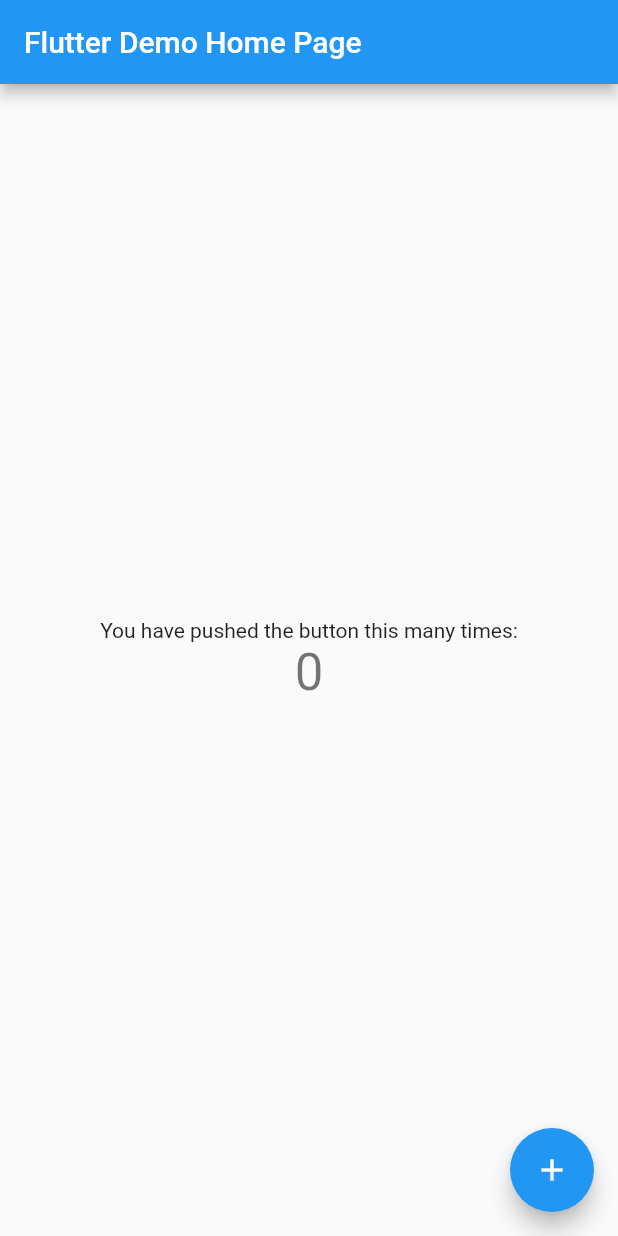
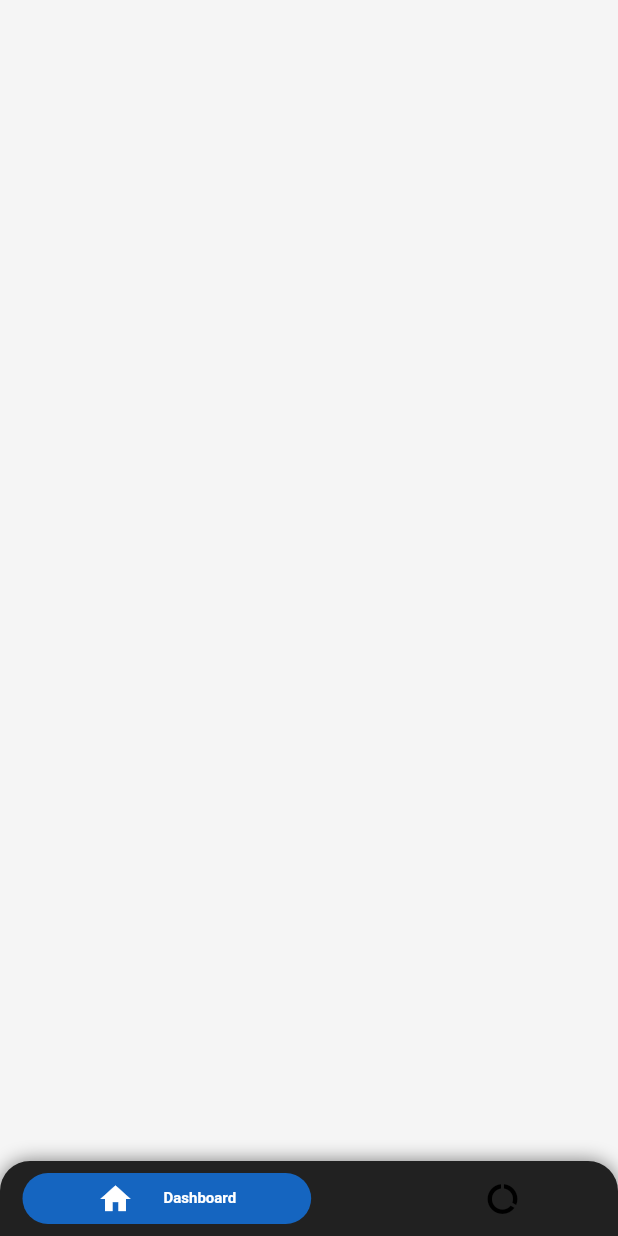
Before and after one commit to shanix13/geofence_test, a Flutter app: the screen it shows after launch, on a phone screen of 412 x 824 dp. Run offline on Flutter 3.47's test engine with Material 2 defaults, Android fonts, the phone set to English and light mode, and no system bars; drawn by our look-alikes of google_nav_bar.

Commit message:
Added menu and views

```diff
--- /dev/null
+++ b/lib/Helper/Config.dart
@@ -0,0 +1,4 @@
+class Config {
+  static int currentIndex = 0;
+  static int selectedIndex = 0;
+}
--- /dev/null
+++ b/lib/View/LogView.dart
@@ -0,0 +1,13 @@
+import 'package:flutter/material.dart';
+
+class LogView extends StatefulWidget {
+  @override
+  _LogViewState createState() => _LogViewState();
+}
+
+class _LogViewState extends State<LogView> {
+  @override
+  Widget build(BuildContext context) {
+    return Container();
+  }
+}
--- /dev/null
+++ b/lib/View/MainView.dart
@@ -0,0 +1,13 @@
+import 'package:flutter/material.dart';
+
+class MainView extends StatefulWidget {
+  @override
+  _MainViewState createState() => _MainViewState();
+}
+
+class _MainViewState extends State<MainView> {
+  @override
+  Widget build(BuildContext context) {
+    return Container();
+  }
+}
--- /dev/null
+++ b/lib/View/RootView.dart
@@ -0,0 +1,63 @@
+import 'package:geofence_test/Helper/Config.dart' as cfg;
+import 'package:flutter/material.dart';
+import 'package:geofence_test/View/LogView.dart';
+import 'package:geofence_test/View/MainView.dart';
+import 'package:geofence_test/WidgetX/MenuWidget.dart';
+
+class RootView extends StatefulWidget {
+  @override
+  _RootViewState createState() => _RootViewState();
+}
+
+class _RootViewState extends State<RootView> with WidgetsBindingObserver {
+  static dynamic pages = [];
+
+  @override
+  void initState() {
+    super.initState();
+    WidgetsBinding.instance.addObserver(this);
+    pages = [
+      MainView(),
+      LogView(),
+    ];
+  }
+
+  Future<bool> _onWillPop() {
+    return showDialog(
+          context: context,
+          builder: (context) => new AlertDialog(
+            title: new Text('Are you sure?'),
+            content: new Text('Do you want to exit an App'),
+            actions: <Widget>[
+              new FlatButton(
+                onPressed: () => Navigator.of(context).pop(false),
+                child: new Text('No'),
+              ),
+              new FlatButton(
+                onPressed: () => Navigator.of(context).pop(true),
+                child: new Text('Yes'),
+              ),
+            ],
+          ),
+        ) ??
+        false;
+  }
+
+  @override
+  Widget build(BuildContext context) {
+    return new WillPopScope(
+        onWillPop: _onWillPop,
+        child: Scaffold(
+            backgroundColor: Colors.grey[100],
+            body: pages[cfg.Config.selectedIndex],
+            bottomNavigationBar: MenuWidget(updateBody)));
+  }
+
+  @override
+  void didChangeAppLifecycleState(AppLifecycleState state) {}
+
+  void updateBody(int index) {
+    cfg.Config.selectedIndex = index;
+    setState(() {});
+  }
+}
--- /dev/null
+++ b/lib/WidgetX/MenuWidget.dart
@@ -0,0 +1,61 @@
+import 'package:flutter/material.dart';
+import 'package:google_nav_bar/google_nav_bar.dart';
+import 'package:geofence_test/Helper/Config.dart' as cfg;
+
+class MenuWidget extends StatelessWidget {
+  final Function updateBody;
+
+  MenuWidget(this.updateBody);
+
+  @override
+  Widget build(BuildContext context) {
+    double fontSize = 10;
+
+    return Container(
+      decoration: BoxDecoration(
+          borderRadius: new BorderRadius.only(
+            topLeft: const Radius.circular(20.0),
+            topRight: const Radius.circular(20.0),
+          ),
+          color: Colors.grey[900],
+          boxShadow: [
+            BoxShadow(blurRadius: 10, color: Colors.black.withOpacity(0.5))
+          ]),
+      child: SafeArea(
+        child: Padding(
+          padding: const EdgeInsets.symmetric(horizontal: 15.0, vertical: 8),
+          child: GNav(
+              gap: 20,
+              activeColor: Colors.white,
+              iconSize: 24,
+              padding: EdgeInsets.symmetric(horizontal: 50, vertical: 5),
+              //curve: Curves.easeIn,
+              duration: Duration(milliseconds: 300),
+              tabBackgroundColor: Colors.blue[800],
+              tabs: [
+                GButton(
+                  icon: Icons.home,
+                  text: 'Dashboard',
+                  textStyle: TextStyle(
+                      color: Colors.white,
+                      fontWeight: FontWeight.w600,
+                      fontSize: fontSize),
+                ),
+                GButton(
+                  icon: Icons.data_usage,
+                  text: 'Logs',
+                  textStyle: TextStyle(
+                      color: Colors.white,
+                      fontWeight: FontWeight.w600,
+                      fontSize: fontSize),
+                ),
+              ],
+              selectedIndex: cfg.Config.selectedIndex,
+              onTabChange: (index) {
+                updateBody(index);
+              }),
+        ),
+      ),
+    );
+  }
+}
--- a/lib/main.dart
+++ b/lib/main.dart
@@ -1,117 +1,21 @@
 import 'package:flutter/material.dart';
+import 'package:geofence_test/View/RootView.dart';
 
-void main() {
-  runApp(MyApp());
+Future<void> main() async {
+  WidgetsFlutterBinding.ensureInitialized();
+
+  runApp(
+    MyApp(),
+  );
 }
 
 class MyApp extends StatelessWidget {
-  // This widget is the root of your application.
   @override
   Widget build(BuildContext context) {
     return MaterialApp(
-      title: 'Flutter Demo',
-      theme: ThemeData(
-        // This is the theme of your application.
-        //
-        // Try running your application with "flutter run". You'll see the
-        // application has a blue toolbar. Then, without quitting the app, try
-        // changing the primarySwatch below to Colors.green and then invoke
-        // "hot reload" (press "r" in the console where you ran "flutter run",
-        // or simply save your changes to "hot reload" in a Flutter IDE).
-        // Notice that the counter didn't reset back to zero; the application
-        // is not restarted.
-        primarySwatch: Colors.blue,
-        // This makes the visual density adapt to the platform that you run
-        // the app on. For desktop platforms, the controls will be smaller and
-        // closer together (more dense) than on mobile platforms.
-        visualDensity: VisualDensity.adaptivePlatformDensity,
-      ),
-      home: MyHomePage(title: 'Flutter Demo Home Page'),
+      theme: ThemeData(brightness: Brightness.dark),
+      debugShowCheckedModeBanner: false,
+      home: RootView(),
     );
   }
 }
-
-class MyHomePage extends StatefulWidget {
-  MyHomePage({Key key, this.title}) : super(key: key);
-
-  // This widget is the home page of your application. It is stateful, meaning
-  // that it has a State object (defined below) that contains fields that affect
-  // how it looks.
-
-  // This class is the configuration for the state. It holds the values (in this
-  // case the title) provided by the parent (in this case the App widget) and
-  // used by the build method of the State. Fields in a Widget subclass are
-  // always marked "final".
-
-  final String title;
-
-  @override
-  _MyHomePageState createState() => _MyHomePageState();
-}
-
-class _MyHomePageState extends State<MyHomePage> {
-  int _counter = 0;
-
-  void _incrementCounter() {
-    setState(() {
-      // This call to setState tells the Flutter framework that something has
-      // changed in this State, which causes it to rerun the build method below
-      // so that the display can reflect the updated values. If we changed
-      // _counter without calling setState(), then the build method would not be
-      // called again, and so nothing would appear to happen.
-      _counter++;
-    });
-  }
-
-  @override
-  Widget build(BuildContext context) {
-    // This method is rerun every time setState is called, for instance as done
-    // by the _incrementCounter method above.
-    //
-    // The Flutter framework has been optimized to make rerunning build methods
-    // fast, so that you can just rebuild anything that needs updating rather
-    // than having to individually change instances of widgets.
-    return Scaffold(
-      appBar: AppBar(
-        // Here we take the value from the MyHomePage object that was created by
-        // the App.build method, and use it to set our appbar title.
-        title: Text(widget.title),
-      ),
-      body: Center(
-        // Center is a layout widget. It takes a single child and positions it
-        // in the middle of the parent.
-        child: Column(
-          // Column is also a layout widget. It takes a list of children and
-          // arranges them vertically. By default, it sizes itself to fit its
-          // children horizontally, and tries to be as tall as its parent.
-          //
-          // Invoke "debug painting" (press "p" in the console, choose the
-          // "Toggle Debug Paint" action from the Flutter Inspector in Android
-          // Studio, or the "Toggle Debug Paint" command in Visual Studio Code)
-          // to see the wireframe for each widget.
-          //
-          // Column has various properties to control how it sizes itself and
-          // how it positions its children. Here we use mainAxisAlignment to
-          // center the children vertically; the main axis here is the vertical
-          // axis because Columns are vertical (the cross axis would be
-          // horizontal).
-          mainAxisAlignment: MainAxisAlignment.center,
-          children: <Widget>[
-            Text(
-              'You have pushed the button this many times:',
-            ),
-            Text(
-              '$_counter',
-              style: Theme.of(context).textTheme.headline4,
-            ),
-          ],
-        ),
-      ),
-      floatingActionButton: FloatingActionButton(
-        onPressed: _incrementCounter,
-        tooltip: 'Increment',
-        child: Icon(Icons.add),
-      ), // This trailing comma makes auto-formatting nicer for build methods.
-    );
-  }
-}
```
Also changed, not shown: pubspec.yaml (+2 -7 lines), pubspec.lock.
